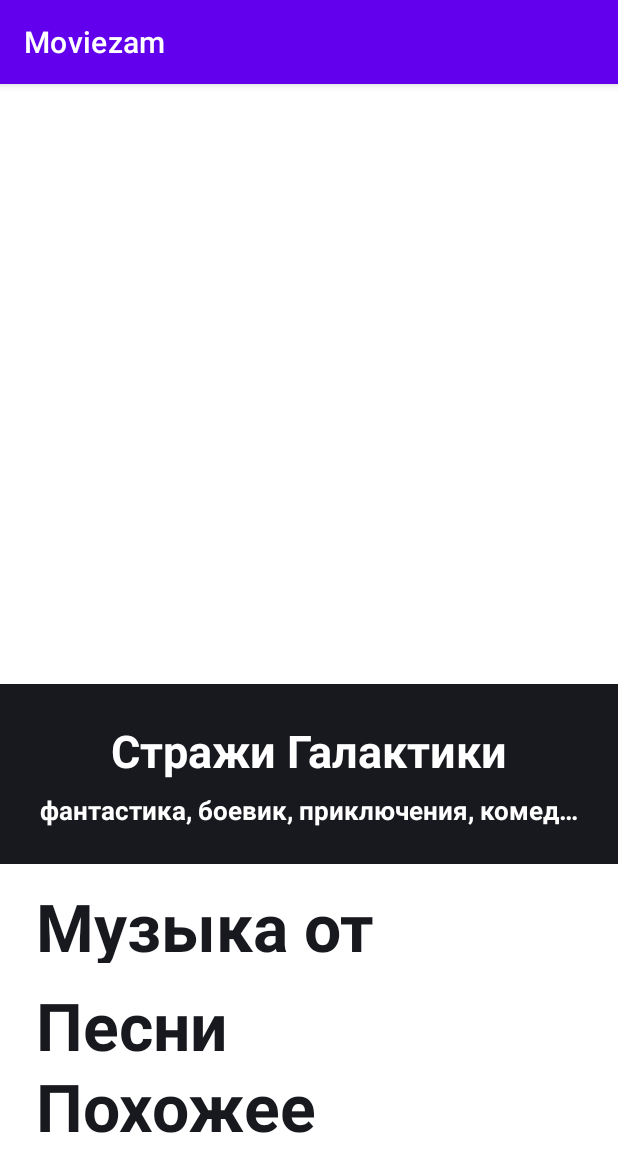
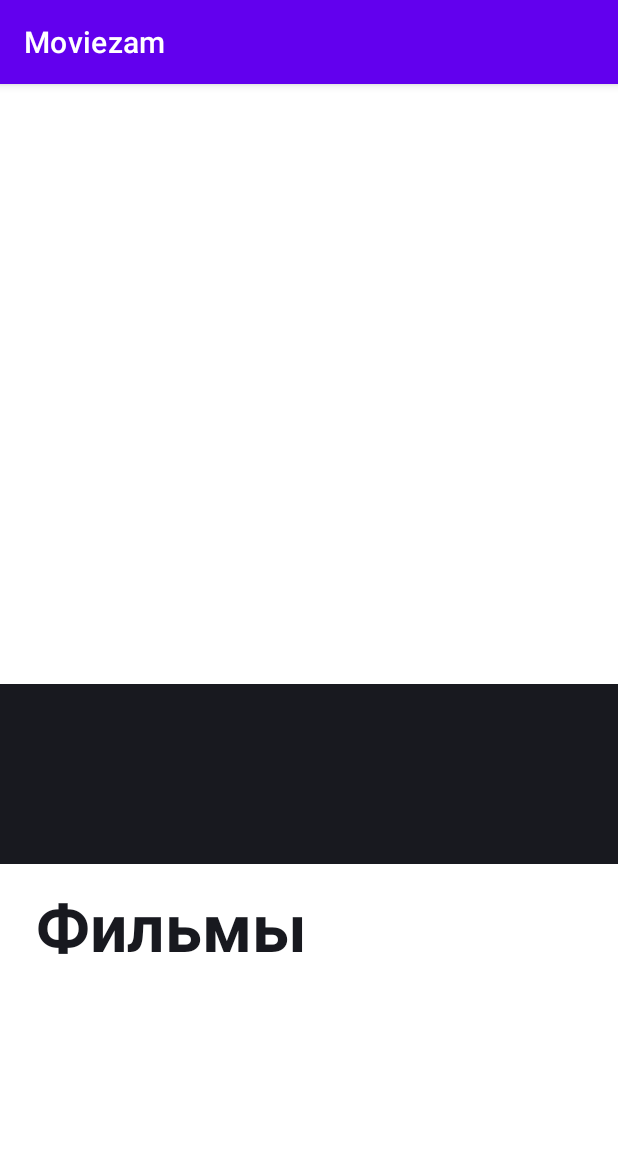
Before and after one commit to a-blokhin/Moviezam, an Android app: the screen it shows after launch (MainActivity), on a phone screen of 412 x 824 dp. Shown: the top 1172 px of the screen. Run offline under Robolectric (Android 15) with nearby library versions, the phone set to English and light mode, and no system bars; libraries missing offline, so code that uses them is left out: com.facebook.drawee; plain views replace SimpleDraweeView; network calls fail; pictures from the network do not load; 2 statements that could not run were skipped.

Commit message:
all done

```diff
--- a/app/src/main/java/com/example/moviezam/views/ui/MainActivity.kt
+++ b/app/src/main/java/com/example/moviezam/views/ui/MainActivity.kt
@@ -14,14 +14,14 @@ class MainActivity : AppCompatActivity() {
         setContentView(R.layout.activity_main)
 
 
-        val f: Fragment = FilmFragment()
+        val f: Fragment = SongFragment()
         val bundle = Bundle()
-        bundle.putInt("id", 7130)
+        bundle.putInt("id", 1111)
         f.arguments = bundle
 
         if (savedInstanceState == null) {
             supportFragmentManager.beginTransaction()
-                .replace(R.id.container, f, "ARTIST")
+                .replace(R.id.container, f, "SONG")
                 .commitAllowingStateLoss()
         }
     }
--- a/app/src/main/res/layout/fragment_film.xml
+++ b/app/src/main/res/layout/fragment_film.xml
@@ -21,7 +21,7 @@
                 android:layout_width="match_parent"
                 android:layout_height="400dp"
                 fresco:placeholderImageScaleType="centerCrop"
-                fresco:placeholderImage="@drawable/guardians_of_the_galaxy"
+                fresco:placeholderImage="@drawable/default_film_img"
                 app:layout_constraintStart_toStartOf="parent"
                 app:layout_constraintTop_toTopOf="parent"
                 />
@@ -46,7 +46,7 @@
                     android:layout_marginBottom="8dp"
                     android:ellipsize="end"
                     android:maxLines="1"
-                    android:text="Стражи Галактики"
+                    android:text=""
                     android:textAlignment="center"
                     android:textColor="@color/white"
                     android:textSize="30sp"
@@ -60,7 +60,7 @@
                     android:layout_marginTop="8dp"
                     android:ellipsize="end"
                     android:maxLines="1"
-                    android:text="фантастика, боевик, приключения, комедия"
+                    android:text=""
                     android:textAlignment="center"
                     android:textColor="@color/white"
                     android:textSize="17sp"
--- a/app/src/main/res/layout/fragment_song.xml
+++ b/app/src/main/res/layout/fragment_song.xml
@@ -21,7 +21,7 @@
                 android:layout_width="match_parent"
                 android:layout_height="400dp"
                 fresco:placeholderImageScaleType="centerCrop"
-                fresco:placeholderImage="@drawable/payphone"
+                fresco:placeholderImage="@drawable/default_song_img"
                 app:layout_constraintStart_toStartOf="parent"
                 app:layout_constraintTop_toTopOf="parent"
                 />
@@ -47,7 +47,7 @@
                     android:layout_marginBottom="8dp"
                     android:ellipsize="end"
                     android:maxLines="1"
-                    android:text="Payphone"
+                    android:text=""
                     android:textAlignment="center"
                     android:textColor="@color/white"
                     android:textSize="30sp"
@@ -61,7 +61,7 @@
                     android:layout_marginTop="8dp"
                     android:ellipsize="end"
                     android:maxLines="1"
-                    android:text="Maroon 5 - Overexposed (Deluxe Version)"
+                    android:text=""
                     android:textAlignment="center"
                     android:textColor="@color/white"
                     android:textSize="17sp"
```
Also changed, not shown: app/src/main/java/com/example/moviezam/views/adapters/FilmCardAdapter.kt (+10 -1 lines), app/src/main/java/com/example/moviezam/views/ui/FilmFragment.kt (+34 -7 lines), app/src/main/java/com/example/moviezam/views/ui/SongFragment.kt (+9 -3 lines), app/src/main/res/drawable/default_film_img.jpg (added), app/src/main/res/drawable/default_song_img.jpg (added), app/src/main/res/drawable/guardians_of_the_galaxy.jpeg (deleted), app/src/main/res/drawable/payphone.jpg (deleted).
